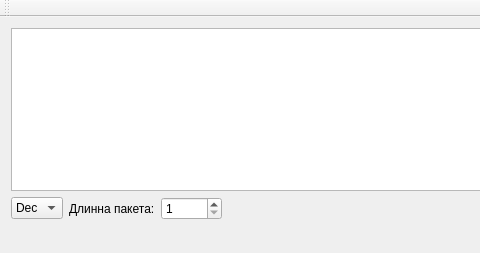
Qt form pipPip/mainwindow.ui (KurlesHS/USK_Utils) before a commit; both pictures show x 0 to 480 and y 0 to 253 of the 919 by 253 pixel window.
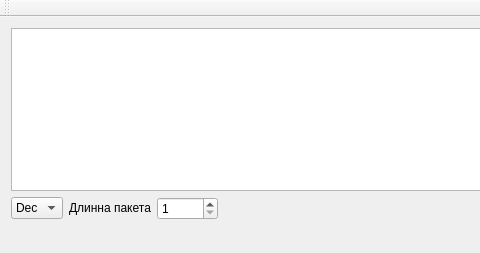
The same form after that commit.

```diff
--- a/pipPip/mainwindow.ui
+++ b/pipPip/mainwindow.ui
@@ -45,7 +45,7 @@
       <item>
        <widget class="QLabel" name="label">
         <property name="text">
-         <string>Длинна пакета:</string>
+         <string>&lt;html&gt;&lt;head&gt;&lt;title&gt;HTML Online Editor Sample&lt;/title&gt;&lt;/head&gt;&lt;body&gt;&lt;p&gt;Длинна пакета&lt;/p&gt;&lt;/body&gt;&lt;/html&gt;</string>
         </property>
        </widget>
       </item>
```
